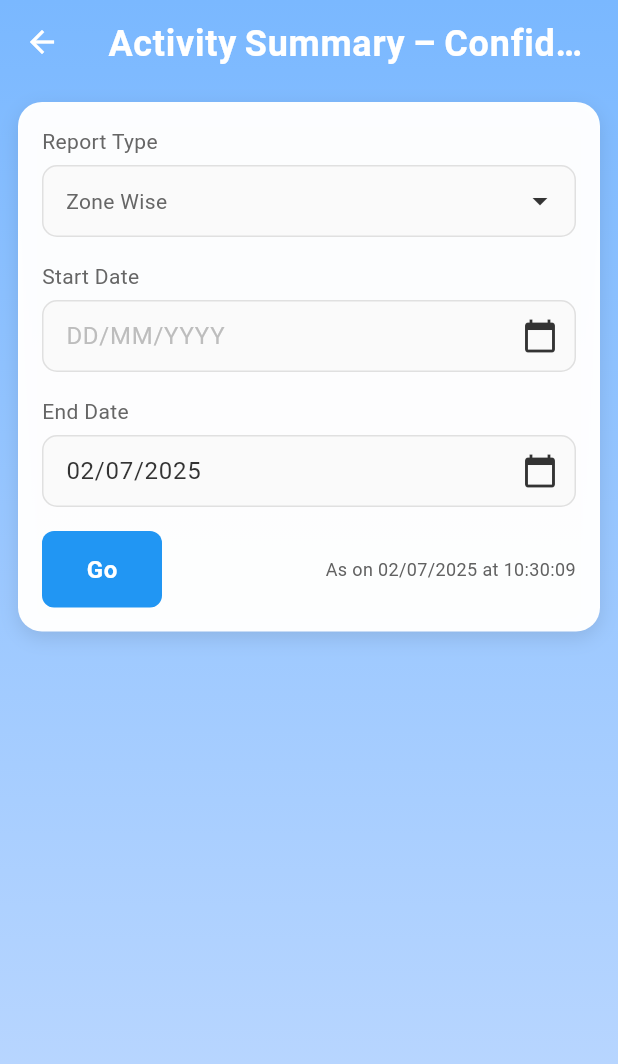
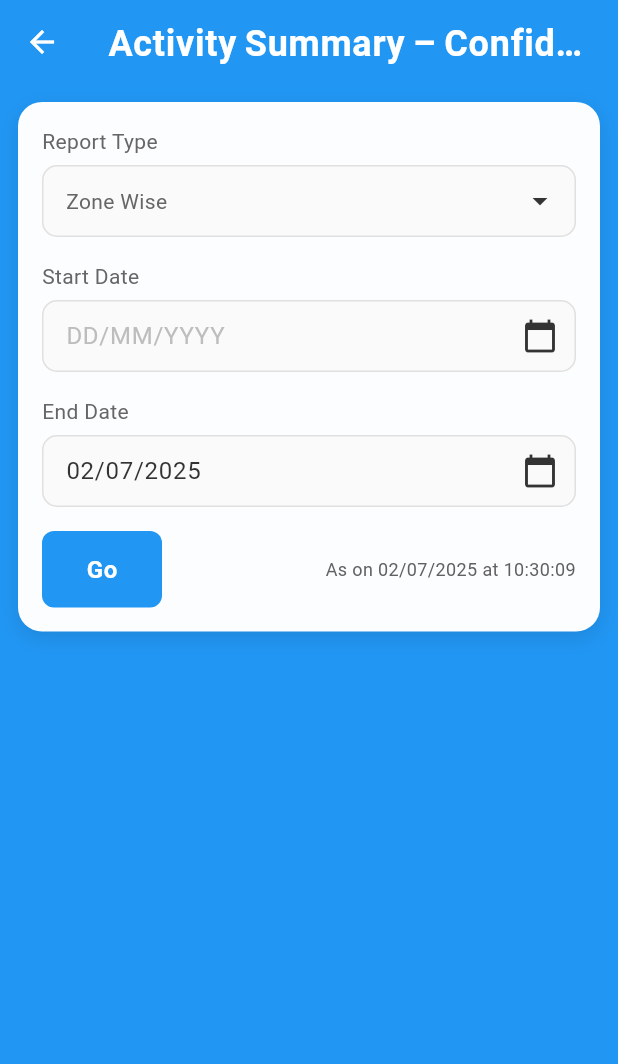
Before and after one commit to magan110/SparshResponsive, a Flutter app: the ActivitySummaryPage screen opened directly, on a phone screen of 412 x 824 dp. Shown: the top 1064 px of the screen. Run offline on Flutter 3.47's test engine with Material 3 defaults, Android fonts, the phone set to English and light mode, and no system bars; drawn by our look-alikes of dropdown_search; our stand-ins replace firebase_auth, firebase_core, firebase_messaging, fl_chart, flutter_animate, fluttertoast and 5 more; missing offline and left inert: mobile_scanner; accounts and stored records are empty.

Commit message:
Update background colors from gradient to solid blue for multiple pages

```diff
--- a/lib/screens/ActivitySummaryPage.dart
+++ b/lib/screens/ActivitySummaryPage.dart
@@ -93,14 +93,7 @@ class _ActivitySummaryPageState extends State<ActivitySummaryPage> {
     return Container(
       // Full-screen blue gradient background
       decoration: const BoxDecoration(
-        gradient: LinearGradient(
-          colors: [
-            Color(0xFF7AB8FF),
-            Color(0xFFC1DAFF),
-          ],
-          begin: Alignment.topCenter,
-          end: Alignment.bottomCenter,
-        ),
+        color: Colors.blue,
       ),
       child: Scaffold(
         backgroundColor: Colors.transparent,
```
Also changed, not shown: lib/screens/EmployeeDashboardPage.dart (+1 -8 lines), lib/screens/PainterKycTrackingPage.dart (+1 -8 lines), lib/screens/RetailerRegistrationPage.dart (+1 -8 lines), lib/screens/SchemeDocumentPage.dart (+1 -8 lines), lib/screens/UniversalOutletRegistrationPage.dart (+1 -8 lines), 2 other files.
